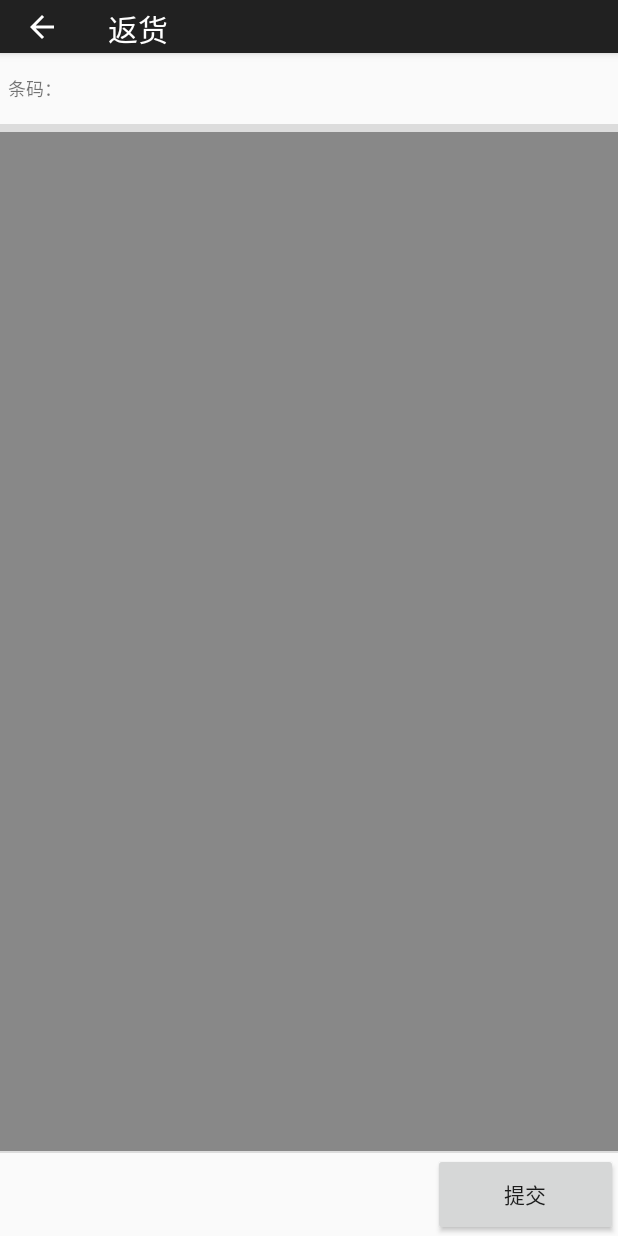
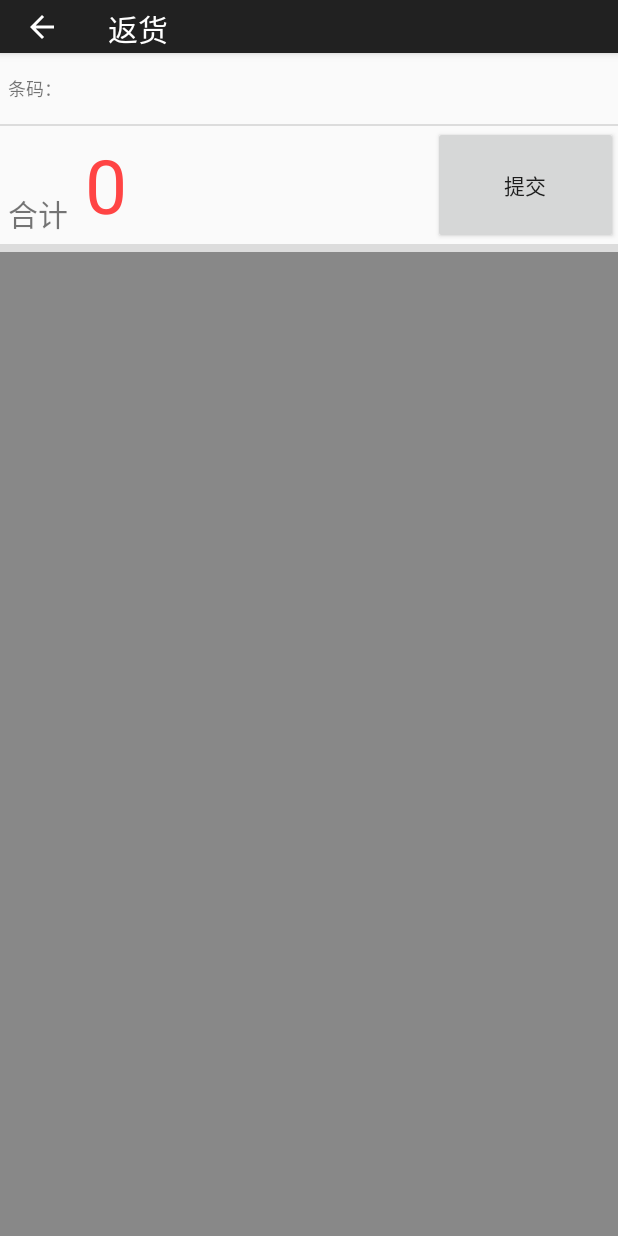
Before and after one commit to nicolasfei/SheBangsWarehouse, an Android app: the BackActivity screen opened directly, with no data from a screen before it, on a phone screen of 412 x 824 dp. Run offline under Robolectric (Android 15) with nearby library versions, the phone set to English and light mode, and no system bars; libraries missing offline, so code that uses them is left out: com.baoyz.swipemenulistview, com.nicolas.printerlibraryforufovo, com.nicolas.scannerlibrary, com.nicolas.toollibrary; plain views replace SwipeMenuListView; 11 statements that could not run were skipped.

Commit message:
收发货醒目订单数量显示 修改登录页面库房选择对话框可以退出的bug

```diff
--- a/app/build.gradle
+++ b/app/build.gradle
@@ -9,7 +9,7 @@ android {
         minSdkVersion 25
         targetSdkVersion 29
         versionCode 1
-        versionName "1.0.4"
+        versionName "1.0.7"
 
         testInstrumentationRunner "androidx.test.runner.AndroidJUnitRunner"
     }
--- a/app/src/main/java/com/shebangs/warehouse/VersionCheckActivity.java
+++ b/app/src/main/java/com/shebangs/warehouse/VersionCheckActivity.java
@@ -86,6 +86,7 @@ public class VersionCheckActivity extends AppCompatActivity {
     private void jumpToLoginActivity() {
         Intent intent = new Intent(VersionCheckActivity.this, LoginActivity.class);
         startActivity(intent);
+        this.finish();
     }
 
     /**
--- a/app/src/main/java/com/shebangs/warehouse/ui/goodsback/BackActivity.java
+++ b/app/src/main/java/com/shebangs/warehouse/ui/goodsback/BackActivity.java
@@ -5,6 +5,7 @@ import android.graphics.Color;
 import android.graphics.drawable.ColorDrawable;
 import android.os.Bundle;
 import android.text.Editable;
+import android.text.Html;
 import android.text.TextUtils;
 import android.text.TextWatcher;
 import android.view.KeyEvent;
@@ -210,6 +211,8 @@ public class BackActivity extends BaseActivity implements View.OnClickListener {
                 }
             }
         });
+
+        updateBusinessInformation();
     }
 
     @Override
@@ -395,7 +398,7 @@ public class BackActivity extends BaseActivity implements View.OnClickListener {
         //更新商品信息
         this.adapter.notifyDataSetChanged();
         //合计更新
-        String value = getString(R.string.total) + getString(R.string.colon_zh) + this.viewModel.getTotal();
+        String value = String.valueOf(this.viewModel.getTotal());
         this.total.setText(value);
         if (this.viewModel.getTotal() > 0 && !this.viewModel.isHaveInvalidGoods()) {
             if (!this.submit.isClickable()) {
--- a/app/src/main/java/com/shebangs/warehouse/ui/login/LoginActivity.java
+++ b/app/src/main/java/com/shebangs/warehouse/ui/login/LoginActivity.java
@@ -175,7 +175,7 @@ public class LoginActivity extends AppCompatActivity {
      * 用户选择当前库房
      */
     private void choiceWarehouse() {
-        BruceDialog.showSingleChoiceDialog(R.string.warehouse_choice, this, WarehouseKeeper.getInstance().getWarehouseInformationList(), new BruceDialog.OnChoiceItemListener() {
+        BruceDialog.showSingleChoiceDialog(R.string.warehouse_choice, this, WarehouseKeeper.getInstance().getWarehouseInformationList(), false, new BruceDialog.OnChoiceItemListener() {
             @Override
             public void onChoiceItem(String itemName) {
                 if (TextUtils.isEmpty(itemName)) {
--- a/app/src/main/java/com/shebangs/warehouse/ui/receipt/ReceiptActivity.java
+++ b/app/src/main/java/com/shebangs/warehouse/ui/receipt/ReceiptActivity.java
@@ -8,6 +8,7 @@ import android.graphics.Color;
 import android.graphics.drawable.ColorDrawable;
 import android.os.Bundle;
 import android.text.Editable;
+import android.text.Html;
 import android.text.TextUtils;
 import android.text.TextWatcher;
 import android.view.Gravity;
@@ -275,6 +276,7 @@ public class ReceiptActivity extends BaseActivity implements View.OnClickListene
         });
 
         updateWarehouseName();
+        updateBusinessInformation();
     }
 
     /**
@@ -649,7 +651,7 @@ public class ReceiptActivity extends BaseActivity implements View.OnClickListene
         //更新商品信息
         this.adapter.notifyDataSetChanged();
         //合计更新
-        String value = getString(R.string.totalOrder) + ":" + this.viewModel.getTotal();
+        String value = String.valueOf(this.viewModel.getTotal());
         this.total.setText(value);
         if (this.viewModel.getTotal() > 0 && !this.viewModel.isHaveInvalidGoods()) {
             if (!this.submit.isClickable()) {
--- a/app/src/main/res/layout/activity_goods_back.xml
+++ b/app/src/main/res/layout/activity_goods_back.xml
@@ -47,13 +47,55 @@
         app:layout_constraintTop_toBottomOf="@+id/divider0" />
 
     <View
+        android:id="@+id/divider4"
+        android:layout_width="0dp"
+        android:layout_height="@dimen/three_layer_nesting_margin"
+        android:background="?android:attr/listDivider"
+        app:layout_constraintTop_toBottomOf="@+id/codeEdit"
+        app:layout_constraintEnd_toEndOf="parent"
+        app:layout_constraintStart_toStartOf="parent" />
+
+    <TextView
+        android:id="@+id/totalName"
+        style="@style/TextViewStyle"
+        android:text="@string/total"
+        android:gravity="start|bottom"
+        android:paddingBottom="5dp"
+        android:textSize="20sp"
+        app:layout_constraintTop_toBottomOf="@+id/divider4"
+        app:layout_constraintHeight_percent="0.1"
+        app:layout_constraintStart_toStartOf="parent"
+        app:layout_constraintWidth_percent="0.125" />
+
+    <TextView
+        android:id="@+id/total"
+        style="@style/TextViewStyle"
+        android:textColor="@android:color/holo_red_light"
+        android:textSize="50sp"
+        app:layout_constraintHeight_percent="0.1"
+        app:layout_constraintStart_toEndOf="@+id/totalName"
+        app:layout_constraintTop_toBottomOf="@+id/divider4"
+        app:layout_constraintWidth_percent="0.575" />
+
+    <Button
+        android:id="@+id/submit"
+        android:layout_width="0dp"
+        android:layout_height="0dp"
+        android:gravity="center"
+        android:text="@string/submit"
+        app:layout_constraintTop_toBottomOf="@+id/divider4"
+        app:layout_constraintEnd_toEndOf="parent"
+        app:layout_constraintHeight_percent="0.1"
+        app:layout_constraintStart_toEndOf="@+id/total" />
+
+    <View
         android:id="@+id/divider3"
         android:layout_width="0dp"
         android:layout_height="@dimen/one_layer_nesting_margin"
         android:background="?android:attr/listDivider"
         app:layout_constraintEnd_toEndOf="parent"
         app:layout_constraintStart_toStartOf="parent"
-        app:layout_constraintTop_toBottomOf="@+id/codeEdit" />
+        app:layout_constraintTop_toBottomOf="@+id/total" />
 
     <com.baoyz.swipemenulistview.SwipeMenuListView
         android:id="@+id/swipeMenuListView"
@@ -63,36 +105,8 @@
         android:headerDividersEnabled="true"
         android:stackFromBottom="true"
         android:transcriptMode="normal"
-        app:layout_constraintBottom_toTopOf="@+id/divider4"
+        app:layout_constraintBottom_toBottomOf="parent"
         app:layout_constraintEnd_toEndOf="parent"
         app:layout_constraintStart_toStartOf="parent"
         app:layout_constraintTop_toBottomOf="@+id/divider3" />
-
-    <View
-        android:id="@+id/divider4"
-        android:layout_width="0dp"
-        android:layout_height="@dimen/three_layer_nesting_margin"
-        android:background="?android:attr/listDivider"
-        app:layout_constraintBottom_toTopOf="@+id/total"
-        app:layout_constraintEnd_toEndOf="parent"
-        app:layout_constraintStart_toStartOf="parent" />
-
-    <TextView
-        android:id="@+id/total"
-        style="@style/TextViewStyle"
-        app:layout_constraintBottom_toBottomOf="parent"
-        app:layout_constraintHeight_percent="0.07"
-        app:layout_constraintStart_toStartOf="parent"
-        app:layout_constraintWidth_percent="0.7" />
-
-    <Button
-        android:id="@+id/submit"
-        android:layout_width="0dp"
-        android:layout_height="0dp"
-        android:gravity="center"
-        android:text="@string/submit"
-        app:layout_constraintBottom_toBottomOf="parent"
-        app:layout_constraintEnd_toEndOf="parent"
-        app:layout_constraintHeight_percent="0.07"
-        app:layout_constraintStart_toEndOf="@+id/total" />
 </androidx.constraintlayout.widget.ConstraintLayout>
```
Also changed, not shown: app/src/main/java/com/shebangs/warehouse/data/ShipmentGoodsStatisticsAdapter.java (+17 -2 lines), app/src/main/java/com/shebangs/warehouse/ui/shipment/ShipmentActivity.java (+44 -11 lines), app/src/main/java/com/shebangs/warehouse/ui/shipment/ShipmentViewModel.java (+59 -29 lines), app/src/main/res/drawable/ic_lift_arrow.xml (added, +15 -0 lines), app/src/main/res/layout/warehouse_receipt_content.xml (+44 -29 lines), app/src/main/res/layout/warehouse_shipment_content.xml (+110 -49 lines), app/src/main/res/values/strings.xml (+6 -1 lines), 1 other file.
